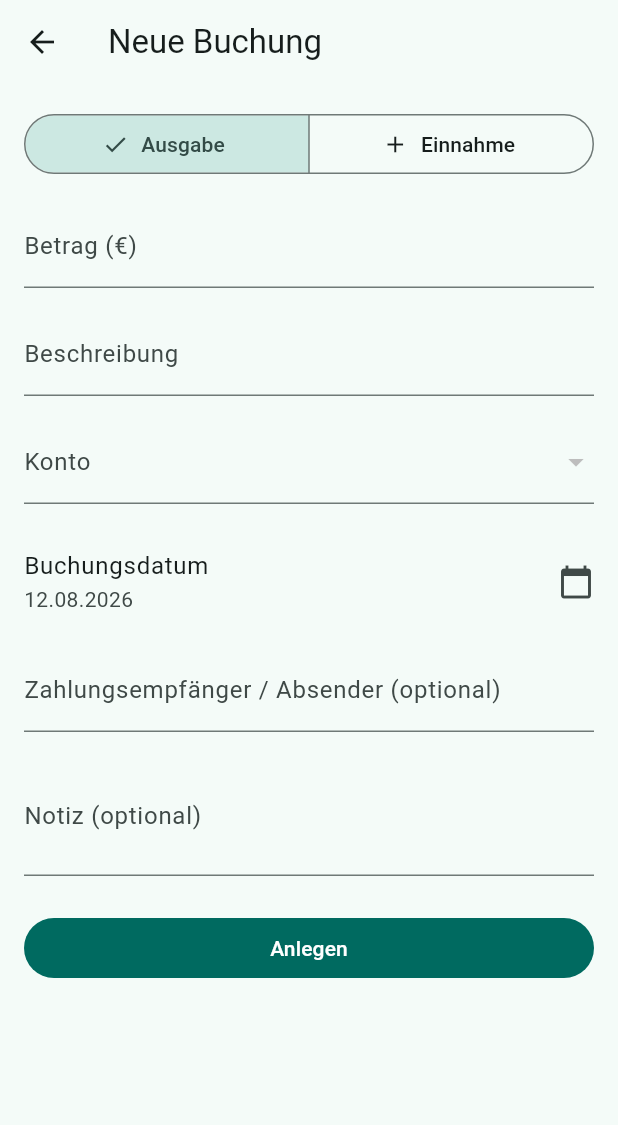
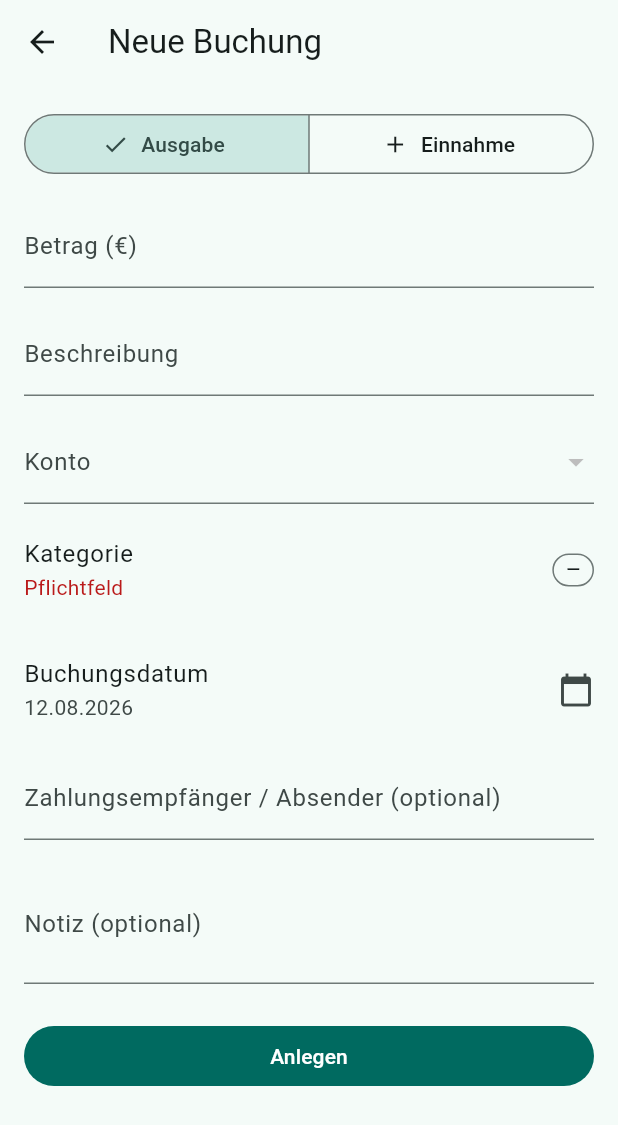
Before and after one commit to LorkasApps/budget-view, a Flutter app: the TransactionFormScreen screen opened directly, on a phone screen of 412 x 824 dp. Shown: the top 1125 px of the screen. Run offline on Flutter 3.47's test engine with Material 3 defaults, Android fonts, the phone set to English and light mode, and no system bars; our stand-ins replace flutter_riverpod, isar_community; missing offline and left inert: file_selector, syncfusion_flutter_pdf; accounts and stored records are empty; generated files the repository leaves out were written again.

Commit message:
feat(transaction): assign categories to transactions (ticket 011)
Manual entry requires a category, PDF import does not. That asymmetry lives in
the forms rather than the entity, because the two paths differ in what the user
can reasonably supply at the time: typing one booking is a deliberate act,
importing eighty rows is not.

One picker sheet serves the form, the inline quick-pick and the import preview;
allowNone is the only thing that differs between them. It returns a CategoryPick
wrapper rather than a bare String? so that dismissing the sheet stays
distinguishable from clearing the category — a raw nullable cannot express both.

The import preview's batch action deliberately hits every row rather than the
selected ones: the user is categorising a statement, not a selection.

```diff
--- /dev/null
+++ b/lib/features/category/presentation/category_chip.dart
@@ -0,0 +1,79 @@
+import 'package:flutter/material.dart';
+import 'package:flutter_riverpod/flutter_riverpod.dart';
+
+import '../domain/category_providers.dart';
+import 'category_style.dart';
+
+/// Compact category label for transaction rows and import previews.
+///
+/// Reads the archived list too: a transaction may point at a category the user
+/// has since archived, and showing nothing there would look like a bug.
+class CategoryChip extends ConsumerWidget {
+  const CategoryChip({super.key, required this.categoryUuid, this.onTap});
+
+  final String? categoryUuid;
+  final VoidCallback? onTap;
+
+  @override
+  Widget build(BuildContext context, WidgetRef ref) {
+    final theme = Theme.of(context);
+    final uuid = categoryUuid;
+
+    if (uuid == null) {
+      return _Shell(
+        onTap: onTap,
+        border: theme.dividerColor,
+        child: Text('—', style: theme.textTheme.labelMedium),
+      );
+    }
+
+    final categories = ref.watch(categoriesProvider(true)).valueOrNull;
+    final category =
+        categories?.where((entry) => entry.uuid == uuid).firstOrNull;
+    if (category == null) {
+      return _Shell(
+        onTap: onTap,
+        border: theme.dividerColor,
+        child: Text('?', style: theme.textTheme.labelMedium),
+      );
+    }
+
+    final color = categoryColor(category.colorHex);
+    return _Shell(
+      onTap: onTap,
+      border: color,
+      child: Row(
+        mainAxisSize: MainAxisSize.min,
+        children: [
+          Icon(categoryIcon(category.iconName), size: 14, color: color),
+          const SizedBox(width: 4),
+          Text(category.name, style: theme.textTheme.labelMedium),
+        ],
+      ),
+    );
+  }
+}
+
+class _Shell extends StatelessWidget {
+  const _Shell({required this.child, required this.border, this.onTap});
+
+  final Widget child;
+  final Color border;
+  final VoidCallback? onTap;
+
+  @override
+  Widget build(BuildContext context) {
+    return InkWell(
+      onTap: onTap,
+      borderRadius: BorderRadius.circular(12),
+      child: Container(
+        padding: const EdgeInsets.symmetric(horizontal: 8, vertical: 2),
+        decoration: BoxDecoration(
+          borderRadius: BorderRadius.circular(12),
+          border: Border.all(color: border),
+        ),
+        child: child,
+      ),
+    );
+  }
+}
--- a/lib/features/transaction/domain/transaction_validation.dart
+++ b/lib/features/transaction/domain/transaction_validation.dart
@@ -39,6 +39,15 @@ class TransactionValidation {
     return null;
   }
 
+  /// Manual entry requires a category. PDF import deliberately does not call
+  /// this — imported rows may stay uncategorized.
+  static String? category(String? categoryUuid) {
+    if (categoryUuid == null || categoryUuid.isEmpty) {
+      return 'Kategorie erforderlich';
+    }
+    return null;
+  }
+
   static String? account(String? accountUuid) {
     if (accountUuid == null || accountUuid.isEmpty) {
       return 'Konto erforderlich';
--- a/lib/features/transaction/presentation/transaction_form_screen.dart
+++ b/lib/features/transaction/presentation/transaction_form_screen.dart
@@ -5,6 +5,8 @@ import '../../../core/format/date_format.dart';
 import '../../../core/money/money.dart';
 import '../../account/data/account.dart';
 import '../../account/domain/account_providers.dart';
+import '../../category/presentation/category_chip.dart';
+import '../../category/presentation/category_picker.dart';
 import '../data/transaction.dart';
 import '../domain/transaction_providers.dart';
 import '../domain/transaction_validation.dart';
@@ -37,6 +39,7 @@ class _TransactionFormScreenState extends ConsumerState<TransactionFormScreen> {
   late bool _isExpense;
   late DateTime _bookingDate;
   String? _accountUuid;
+  String? _categoryUuid;
   bool _saving = false;
 
   bool get _isEdit => widget.existing != null;
@@ -58,6 +61,7 @@ class _TransactionFormScreenState extends ConsumerState<TransactionFormScreen> {
     _noteController = TextEditingController(text: existing?.note ?? '');
     _bookingDate = existing?.bookingDate ?? DateTime.now();
     _accountUuid = existing?.accountUuid ?? widget.initialAccountUuid;
+    _categoryUuid = existing?.categoryUuid;
   }
 
   @override
@@ -67,6 +71,12 @@ class _TransactionFormScreenState extends ConsumerState<TransactionFormScreen> {
     _counterpartyController.dispose();
     _noteController.dispose();
     super.dispose();
+  }
+
+  Future<void> _chooseCategory() async {
+    final pick = await pickCategory(context, selected: _categoryUuid);
+    if (pick == null) return;
+    setState(() => _categoryUuid = pick.uuid);
   }
 
   Future<void> _pickDate() async {
@@ -86,6 +96,7 @@ class _TransactionFormScreenState extends ConsumerState<TransactionFormScreen> {
 
     final errors = [
       TransactionValidation.account(_accountUuid),
+      TransactionValidation.category(_categoryUuid),
       TransactionValidation.bookingDate(_bookingDate),
     ].whereType<String>();
     if (errors.isNotEmpty) {
@@ -99,6 +110,7 @@ class _TransactionFormScreenState extends ConsumerState<TransactionFormScreen> {
     final transaction = widget.existing ?? Transaction();
     transaction
       ..accountUuid = _accountUuid!
+      ..categoryUuid = _categoryUuid
       ..amountCents = _isExpense ? -magnitude : magnitude
       ..bookingDate = _bookingDate
       ..description = _descriptionController.text.trim()
@@ -169,7 +181,22 @@ class _TransactionFormScreenState extends ConsumerState<TransactionFormScreen> {
                 validator: (v) => TransactionValidation.account(v),
               ),
             ),
-            const SizedBox(height: 16),
+            const SizedBox(height: 8),
+            ListTile(
+              contentPadding: EdgeInsets.zero,
+              title: const Text('Kategorie'),
+              subtitle: _categoryUuid == null
+                  ? Text(
+                      'Pflichtfeld',
+                      style: TextStyle(
+                        color: Theme.of(context).colorScheme.error,
+                      ),
+                    )
+                  : null,
+              trailing: CategoryChip(categoryUuid: _categoryUuid),
+              onTap: _saving ? null : _chooseCategory,
+            ),
+            const SizedBox(height: 8),
             ListTile(
               contentPadding: EdgeInsets.zero,
               title: const Text('Buchungsdatum'),
```
Also changed, not shown: lib/features/category/presentation/category_picker.dart (added, +112 -0 lines), lib/features/transaction/import/domain/import_flow_controller.dart (+38 -1 lines), lib/features/transaction/import/presentation/pdf_import_screen.dart (+55 -7 lines), lib/features/transaction/presentation/transaction_list_screen.dart (+67 -9 lines), 13 other files.
